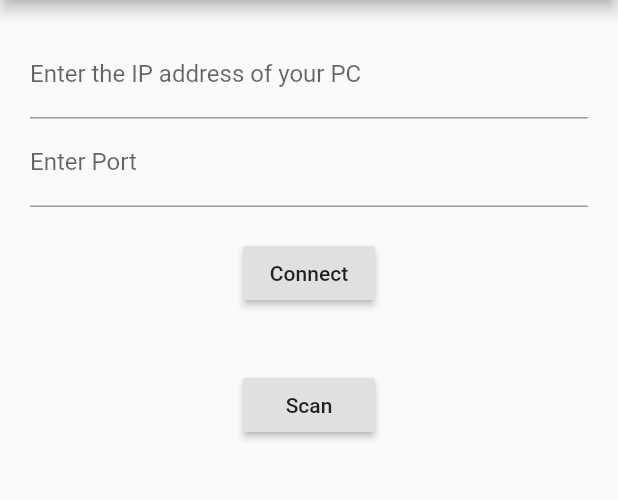
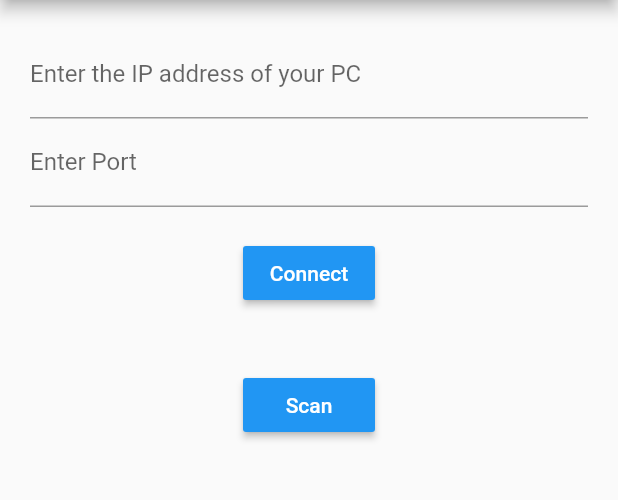
Before and after one commit to devclub-iitd/AioPcController, a Flutter app: the screen it shows after launch, on a phone screen of 412 x 824 dp, the part 84-584 px from its top. Run offline on Flutter 3.47's test engine with Material 2 defaults, Android fonts, the phone set to English and light mode, and no system bars; our stand-ins replace flutter_slidable, sensors, sqflite; missing offline and left inert: barcode_scan; accounts and stored records are empty.

Commit message:
Minor Change
*Corrected HomeScreen Theme

```diff
--- a/lib/HomeScreen.dart
+++ b/lib/HomeScreen.dart
@@ -5,6 +5,7 @@ import 'config.dart';
 import 'dart:io';
 import 'package:barcode_scan/barcode_scan.dart';
 import 'globals.dart';
+import 'Theme.dart';
 
 class HomeScreen extends StatelessWidget {
   final TextEditingController ipController = TextEditingController();
@@ -43,6 +44,8 @@ class HomeScreen extends StatelessWidget {
                   child: Padding(
                     padding: const EdgeInsets.all(20.0),
                     child: RaisedButton(
+                      color: currentThemeColors.accentColor,
+                      textColor: Colors.white,
                       onPressed: () {
                         _connectIP_Form(context);
                       },
@@ -54,6 +57,8 @@ class HomeScreen extends StatelessWidget {
                   child: Padding(
                     padding: const EdgeInsets.all(20.0),
                     child: RaisedButton(
+                      color: currentThemeColors.accentColor,
+                      textColor: Colors.white,
                       onPressed: () {
                         _connectIP_QRcode(context);
                       },
```
